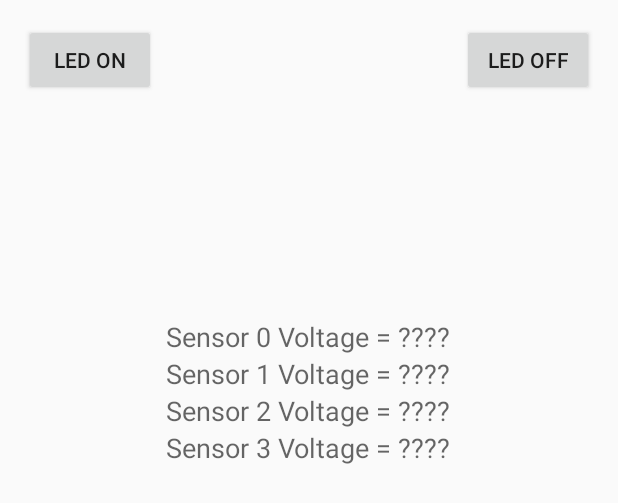
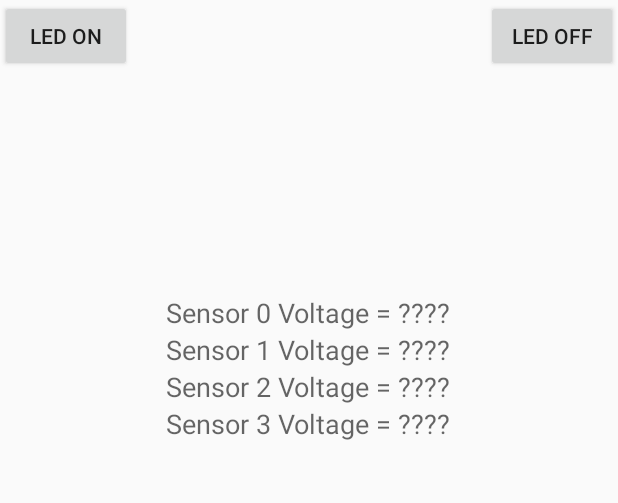
Before and after one commit to ashpatel15/FoxtelHackathon, an Android app: the layout activity_main.xml on its own in the app's theme, with its tools: preview values and no code run, on a phone screen of 412 x 824 dp. Shown: the top 503 px of the screen. Run offline under Robolectric (Android 15) with nearby library versions, the light colour scheme and no system bars.

```diff
--- a/test2Blue/app/src/main/res/layout/activity_main.xml
+++ b/test2Blue/app/src/main/res/layout/activity_main.xml
@@ -1,17 +1,13 @@
 <RelativeLayout xmlns:android="http://schemas.android.com/apk/res/android"
     xmlns:tools="http://schemas.android.com/tools"
     android:layout_width="match_parent"
-    android:layout_height="match_parent"
-    android:paddingBottom="@dimen/activity_vertical_margin"
-    android:paddingLeft="@dimen/activity_horizontal_margin"
-    android:paddingRight="@dimen/activity_horizontal_margin"
-    android:paddingTop="@dimen/activity_vertical_margin" >
+    android:layout_height="match_parent">
 
     <TextView
         android:id="@+id/testView1"
         android:layout_width="wrap_content"
         android:layout_height="wrap_content"
-        android:layout_above="@+id/txtString"
+        android:layout_below="@+id/sensorView3"
         android:text=""
         android:textSize="15sp" />
 
@@ -19,8 +15,7 @@
         android:id="@+id/txtString"
         android:layout_width="wrap_content"
         android:layout_height="50dp"
-        android:layout_alignLeft="@+id/testView1"
-        android:layout_alignParentBottom="true"
+        android:layout_below="@+id/testView1"
         android:text=""
         android:textSize="15sp" />
 
```
Also changed, not shown: test2Blue/app/src/main/AndroidManifest.xml (+10 -10 lines), test2Blue/app/src/main/java/com/example/anishapatel/test2blue/MainActivity.java (+7 -13 lines), 2 other files.
